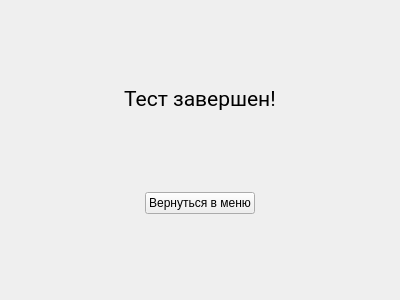
The window that endquizwindow.ui (jhlfrfufyfn/TestingApplication) describes before a commit, drawn with Qt 5.
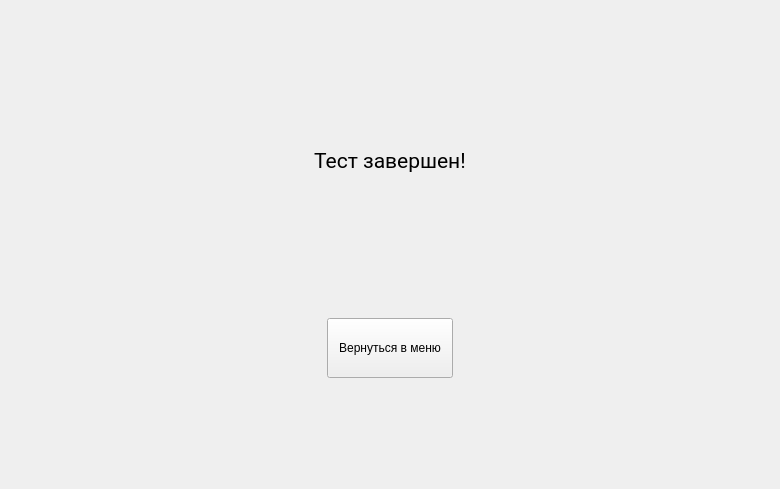
The same window after the commit.

The edit to the form file:
```diff
--- a/endquizwindow.ui
+++ b/endquizwindow.ui
@@ -6,14 +6,14 @@
    <rect>
     <x>0</x>
     <y>0</y>
-    <width>400</width>
-    <height>300</height>
+    <width>780</width>
+    <height>489</height>
    </rect>
   </property>
   <property name="windowTitle">
    <string>Form</string>
   </property>
-  <layout class="QVBoxLayout" name="verticalLayout">
+  <layout class="QVBoxLayout" name="verticalLayout" stretch="5,5,5,3,5">
    <item>
     <spacer name="verticalSpacer_2">
      <property name="orientation">
@@ -57,7 +57,7 @@
     </spacer>
    </item>
    <item>
-    <layout class="QHBoxLayout" name="horizontalLayout">
+    <layout class="QHBoxLayout" name="horizontalLayout" stretch="5,2,5">
      <item>
       <spacer name="horizontalSpacer">
        <property name="orientation">
@@ -73,6 +73,12 @@
      </item>
      <item>
       <widget class="QPushButton" name="pushButton">
+       <property name="sizePolicy">
+        <sizepolicy hsizetype="Minimum" vsizetype="Minimum">
+         <horstretch>0</horstretch>
+         <verstretch>0</verstretch>
+        </sizepolicy>
+       </property>
        <property name="text">
         <string>Вернуться в меню</string>
        </property>
```
